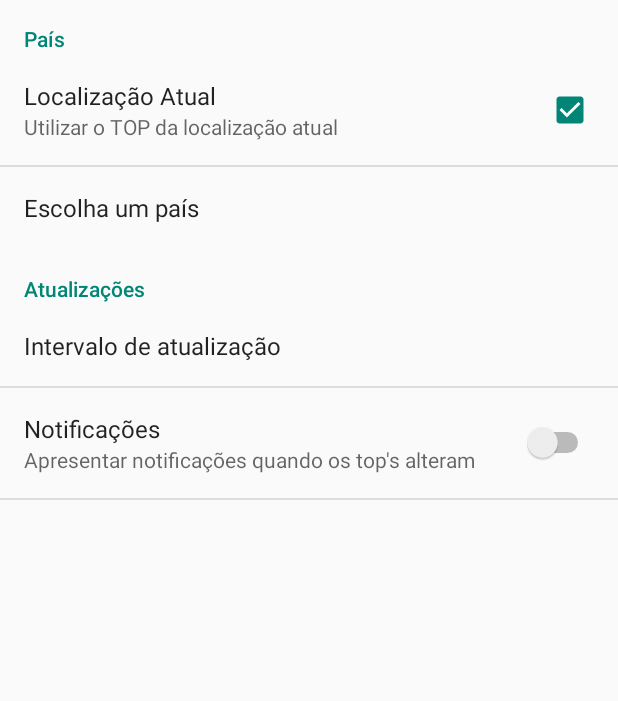
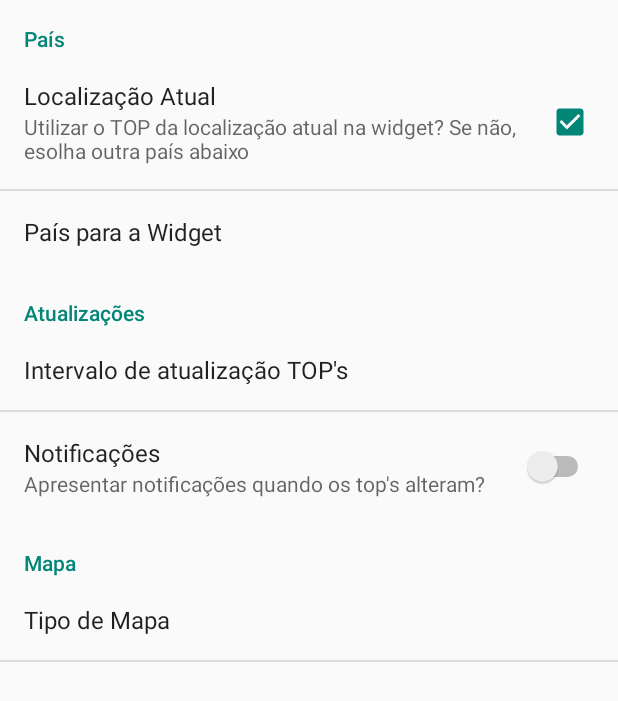
Before and after one commit to luisneiva/CMU, an Android app: the PreferencesActivity screen opened directly, with no data from a screen before it, on a phone screen of 412 x 824 dp. Shown: the top 701 px of the screen. Run offline under Robolectric (Android 15) with nearby library versions, the phone set to English and light mode, and no system bars; 3 statements that could not run were skipped.

Commit message:
Preferences - Fechado

```diff
--- a/app/src/main/java/pt/ipp/estgf/nnmusicdroid/MapActivity.java
+++ b/app/src/main/java/pt/ipp/estgf/nnmusicdroid/MapActivity.java
@@ -2,7 +2,9 @@ package pt.ipp.estgf.nnmusicdroid;
 
 import android.app.AlertDialog;
 import android.content.Intent;
+import android.content.SharedPreferences;
 import android.location.LocationManager;
+import android.preference.PreferenceManager;
 import android.support.v4.app.FragmentActivity;
 import android.support.v7.app.ActionBarActivity;
 import android.os.Bundle;
@@ -37,7 +39,11 @@ public class MapActivity extends FragmentActivity {
     private GoogleMap mMap;
     private AlertDialog onlAlertDialog = null;
     LocationManager mLocationManager;
-    private final LatLng LOCATION_EUROPE = new LatLng(48.136355, 11.584408);
+
+    //Coordenadas de PARIS
+    private final LatLng LOCATION_EUROPE = new LatLng(48.927913136732556, 2.5048828125);
+    //private final LatLng LOCATION_EUROPE = new LatLng(48.136355, 11.584408);
+
     ArrayList<Place> placesList = new ArrayList<Place>();
 
     private Place place;
@@ -68,8 +74,21 @@ public class MapActivity extends FragmentActivity {
             // identifica a nossa localização
             mMap.setMyLocationEnabled(true);
 
-            //Mostra o mapa do tipo normal
-            mMap.setMapType(GoogleMap.MAP_TYPE_NORMAL);
+            /**
+             * Método que recebe das preferências o tipo de mapa, por defeito é normal
+             */
+            SharedPreferences mMapType = PreferenceManager.getDefaultSharedPreferences(this);
+            String mapType = mMapType.getString("pref_map_type_key","n");
+
+            if (mapType.equals("n")) {
+                mMap.setMapType(GoogleMap.MAP_TYPE_NORMAL);
+            } else if (mapType.equals("t")){
+                mMap.setMapType(GoogleMap.MAP_TYPE_TERRAIN);
+            } else if (mapType.equals("s")){
+                mMap.setMapType(GoogleMap.MAP_TYPE_SATELLITE);
+            }else if (mapType.equals("h")){
+                mMap.setMapType(GoogleMap.MAP_TYPE_HYBRID);
+            }
 
             // Mostra os botões de zoom do mapa
             mMap.getUiSettings().setZoomControlsEnabled(true);
@@ -78,8 +97,7 @@ public class MapActivity extends FragmentActivity {
             mMap.getUiSettings().setCompassEnabled(true);
 
             //Metodo para colcoar a câmara a mostrar o centro da europa com aproximação5
-            mMap.moveCamera(CameraUpdateFactory
-                    .newLatLngZoom(LOCATION_EUROPE, 3));
+            mMap.moveCamera(CameraUpdateFactory.newLatLngZoom(LOCATION_EUROPE, 4));
 
             //Método que mostra o Top de músicas do marker seleccionado (setOnWindow)
             mMap.setOnMarkerClickListener(new GoogleMap.OnMarkerClickListener() {
@@ -151,50 +169,49 @@ public class MapActivity extends FragmentActivity {
         }
     }
 
-
-    /**
+     /**
      * Método que altera o tipo de mapa para NORMAL
      * @param view
      */
     public void onClick_Normal(View view){
         CameraUpdate cameraUpdate = CameraUpdateFactory.newLatLng(LOCATION_EUROPE);
-        mMap.moveCamera(CameraUpdateFactory.newLatLngZoom(LOCATION_EUROPE, 5));
+        mMap.moveCamera(CameraUpdateFactory.newLatLngZoom(LOCATION_EUROPE, 4));
         mMap.setMapType(GoogleMap.MAP_TYPE_NORMAL);
 
         mMap.animateCamera(cameraUpdate);
     }
 
-    /**
+     /**
      * Método que altera o tipo de mapa para TERRAIN
      * @param view
      */
     public void onClick_Terrain(View view){
         CameraUpdate cameraUpdate = CameraUpdateFactory.newLatLng(LOCATION_EUROPE);
-        mMap.moveCamera(CameraUpdateFactory.newLatLngZoom(LOCATION_EUROPE, 5));
+        mMap.moveCamera(CameraUpdateFactory.newLatLngZoom(LOCATION_EUROPE, 4));
         mMap.setMapType(GoogleMap.MAP_TYPE_TERRAIN);
 
         mMap.animateCamera(cameraUpdate);
     }
 
-    /**
+     /**
      * Método que altera o tipo de mapa para SATELLITE
      * @param view
      */
     public void onClick_Satellite(View view){
         CameraUpdate cameraUpdate = CameraUpdateFactory.newLatLng(LOCATION_EUROPE);
-        mMap.moveCamera(CameraUpdateFactory.newLatLngZoom(LOCATION_EUROPE, 5));
+        mMap.moveCamera(CameraUpdateFactory.newLatLngZoom(LOCATION_EUROPE, 4));
         mMap.setMapType(GoogleMap.MAP_TYPE_SATELLITE);
 
         mMap.animateCamera(cameraUpdate);
     }
 
-    /**
+     /**
      * Método que altera o tipo de mapa para HYBRID
      * @param view
      */
     public void onClick_Hybrid(View view){
         CameraUpdate cameraUpdate = CameraUpdateFactory.newLatLng(LOCATION_EUROPE);
-        mMap.moveCamera(CameraUpdateFactory.newLatLngZoom(LOCATION_EUROPE, 5));
+        mMap.moveCamera(CameraUpdateFactory.newLatLngZoom(LOCATION_EUROPE, 4));
         mMap.setMapType(GoogleMap.MAP_TYPE_HYBRID);
 
         mMap.animateCamera(cameraUpdate);
--- a/app/src/main/java/pt/ipp/estgf/nnmusicdroid/PreferencesActivity.java
+++ b/app/src/main/java/pt/ipp/estgf/nnmusicdroid/PreferencesActivity.java
@@ -1,21 +1,140 @@
 package pt.ipp.estgf.nnmusicdroid;
 
 import android.content.Intent;
+import android.database.sqlite.SQLiteDatabase;
+import android.preference.ListPreference;
 import android.preference.PreferenceActivity;
 import android.os.Bundle;
 import android.preference.PreferenceScreen;
 import android.view.Menu;
 import android.view.MenuItem;
+import android.view.View;
+
+import com.google.android.gms.maps.CameraUpdate;
+import com.google.android.gms.maps.CameraUpdateFactory;
+import com.google.android.gms.maps.GoogleMap;
+import com.google.android.gms.maps.SupportMapFragment;
+import com.google.android.gms.maps.model.LatLng;
+
+import java.util.ArrayList;
+
+import pt.ipp.estgf.cmu.musicdroidlib.Place;
 import pt.ipp.estgf.nnmusicdroid.R;
+import pt.ipp.estgf.nnmusicdroid.dbAccess.MyDbAccess;
 
 public class PreferencesActivity extends PreferenceActivity {
+
+    private SQLiteDatabase database;
+    private MyDbAccess myDbAccess;
+    private SupportMapFragment mapFragment;
+    private GoogleMap mMap;
+    private ListPreference prefTimeUpdate;
+
+    private final LatLng LOCATION_DEFAULT = new LatLng(39.654532, -8.238181);
+
+    ArrayList<Place> placesList = new ArrayList<Place>();
+    private ArrayList<String> timeUpdate_item = new ArrayList<String>();
+
+    private Place place;
 
     @Override
     protected void onCreate(Bundle savedInstanceState) {
         super.onCreate(savedInstanceState);
         addPreferencesFromResource(R.xml.preferences);
+
         //setContentView(R.layout.activity_preferences);
+        loadPlaces();
     }
+
+    /**
+     * Métido que faz o load dos Places
+     */
+    private void loadPlaces() {
+        MyDbAccess myDbAccess = new MyDbAccess();
+        SQLiteDatabase dbAccess = myDbAccess.getReadableDatabase();
+        placesList.clear();
+        Place.getAll(placesList, dbAccess);
+
+        // ---
+
+        ListPreference listPreferenceCategory = (ListPreference) findPreference("pref_default_country_key");
+        if (listPreferenceCategory != null) {
+            CharSequence entries[] = new String[placesList.size()];
+            CharSequence entryValues[] = new String[placesList.size()];
+            int i = 0;
+            for (Place place : placesList) {
+                entries[i] = place.getName();
+                entryValues[i] = Integer.toString(i);
+                i++;
+            }
+            listPreferenceCategory.setEntries(entries);
+            listPreferenceCategory.setEntryValues(entryValues);
+        }
+    }
+
+    /**
+     * Método que adiciona os intervalos de atualização da widget
+     */
+    private void PrefTimeUpdateWidget() {
+
+        // adicionar os items
+        timeUpdate_item.clear();
+        if (timeUpdate_item != null) {
+            timeUpdate_item.add("10 Minutos");
+            timeUpdate_item.add("30 Minutos");
+            timeUpdate_item.add("1 Hora");
+            timeUpdate_item.add("2 Hora");
+            timeUpdate_item.add("3 Hora");
+        }
+    }
+
+    /**
+     * Método que altera o tipo de mapa para NORMAL
+     * @param view
+     *//*
+    public void onClick_Normal(View view){
+        CameraUpdate cameraUpdate = CameraUpdateFactory.newLatLng(LOCATION_DEFAULT);
+        mMap.moveCamera(CameraUpdateFactory.newLatLngZoom(LOCATION_DEFAULT, 6));
+        mMap.setMapType(GoogleMap.MAP_TYPE_NORMAL);
+
+        mMap.animateCamera(cameraUpdate);
+    }
+
+    *//**
+     * Método que altera o tipo de mapa para TERRAIN
+     * @param view
+     *//*
+    public void onClick_Terrain(View view){
+        CameraUpdate cameraUpdate = CameraUpdateFactory.newLatLng(LOCATION_DEFAULT);
+        mMap.moveCamera(CameraUpdateFactory.newLatLngZoom(LOCATION_DEFAULT, 6));
+        mMap.setMapType(GoogleMap.MAP_TYPE_TERRAIN);
+
+        mMap.animateCamera(cameraUpdate);
+    }
+
+    *//**
+     * Método que altera o tipo de mapa para SATELLITE
+     * @param view
+     *//*
+    public void onClick_Satellite(View view){
+        CameraUpdate cameraUpdate = CameraUpdateFactory.newLatLng(LOCATION_DEFAULT);
+        mMap.moveCamera(CameraUpdateFactory.newLatLngZoom(LOCATION_DEFAULT, 6));
+        mMap.setMapType(GoogleMap.MAP_TYPE_SATELLITE);
+
+        mMap.animateCamera(cameraUpdate);
+    }
+
+    *//**
+     * Método que altera o tipo de mapa para HYBRID
+     * @param view
+     *//*
+    public void onClick_Hybrid(View view){
+        CameraUpdate cameraUpdate = CameraUpdateFactory.newLatLng(LOCATION_DEFAULT);
+        mMap.moveCamera(CameraUpdateFactory.newLatLngZoom(LOCATION_DEFAULT, 6));
+        mMap.setMapType(GoogleMap.MAP_TYPE_HYBRID);
+
+        mMap.animateCamera(cameraUpdate);
+    }*/
 
 
     @Override
--- a/app/src/main/res/layout/activity_map.xml
+++ b/app/src/main/res/layout/activity_map.xml
@@ -29,7 +29,7 @@
         android:onClick="onClick_Terrain"/>
 
     <Button
-        android:id="@+id/button_mapa_stalite"
+        android:id="@+id/button_mapa_satelite"
         android:layout_width="wrap_content"
         android:layout_height="wrap_content"
         android:layout_alignParentRight="true"
--- a/app/src/main/res/values/arrays.xml
+++ b/app/src/main/res/values/arrays.xml
@@ -3,18 +3,31 @@
 <resources>
 
     <string-array name="pref_time_update">
-        <item name="10 Minutos"></item>
-        <item name="30 Minutos"></item>
-        <item name="1 Hora"></item>
-        <item name="2 Horas"></item>
-        <item name="3 Horas"></item>
+        <item name="1 Dia">1 Dia</item>
+        <item name="2 Dias">2 Dias</item>
+        <item name="3 Dias">3 Dias</item>
+        <item name="5 Dias">5 Dias</item>
+        <item name="7 Dias">7 Dias</item>
     </string-array>
     <string-array name="pref_time_update_values">
-        <item>10</item>
-        <item>30</item>
-        <item>60</item>
-        <item>120</item>
-        <item>180</item>
+        <item>1</item>
+        <item>2</item>
+        <item>3</item>
+        <item>5</item>
+        <item>7</item>
+    </string-array>
+
+    <string-array name="pref_map_type">
+        <item name="Normal">Normal</item>
+        <item name="Terrain">Terreno</item>
+        <item name="Satellite">Satelite</item>
+        <item name="Hybrid">Hibrido</item>
+    </string-array>
+    <string-array name="pref_map_type_values">
+        <item>n</item>
+        <item>t</item>
+        <item>s</item>
+        <item>h</item>
     </string-array>
 
 </resources>
--- a/app/src/main/res/xml/preferences.xml
+++ b/app/src/main/res/xml/preferences.xml
@@ -1,30 +1,43 @@
 <?xml version="1.0" encoding="utf-8"?>
-
 <PreferenceScreen xmlns:android="http://schemas.android.com/apk/res/android">
-
 
     <PreferenceCategory android:title="País">
         <CheckBoxPreference
             android:defaultValue="true"
-            android:key="pref_atual_location"
-            android:summary="Utilizar o TOP da localização atual"
+            android:key="pref_atual_location_key"
+            android:summary="Utilizar o TOP da localização atual na widget? Se não, esolha outra país abaixo"
             android:title="Localização Atual"/>
     </PreferenceCategory>
-    <PreferenceScreen android:title="Escolha um país"/>
+
+    <!--<PreferenceScreen android:title="Escolha um país"/>-->
+    <ListPreference
+        android:key="pref_default_country_key"
+        android:title="País para a Widget"
+        android:defaultValue="10"/>
 
     <PreferenceCategory android:title="Atualizações">
         <ListPreference
-            android:key="pref_time_update"
-            android:title="Intervalo de atualização"
+            android:key="pref_time_update_key"
+            android:title="Intervalo de atualização TOP's"
             android:entries="@array/pref_time_update"
             android:entryValues="@array/pref_time_update_values"
-            android:defaultValue="10"/>
+            android:defaultValue="1"/>
 
         <SwitchPreference
             android:title="Notificações"
-            android:key="pref_notifications_not_enable"
-            android:summary="Apresentar notificações quando os top's alteram"
+            android:key="pref_notifications_not_enable_key"
+            android:summary="Apresentar notificações quando os top's alteram?"
             android:defaultValue="false"/>
     </PreferenceCategory>
 
+    <PreferenceCategory android:title="Mapa">
+        <ListPreference
+            android:key="pref_map_type_key"
+            android:title="Tipo de Mapa"
+            android:entries="@array/pref_map_type"
+            android:entryValues="@array/pref_map_type_values"
+            android:defaultValue="n"/>
+    </PreferenceCategory>
+
+
 </PreferenceScreen>
```
